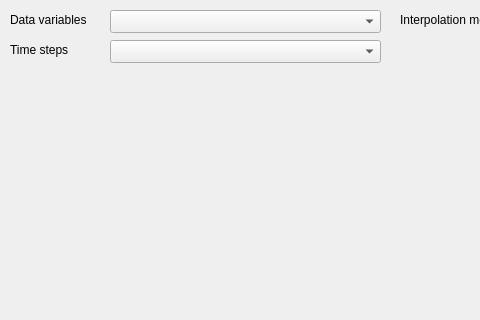
Qt form TATSSI/UI/plot_interpolation.ui (GerardoLopez/TATSSI) before a commit; both pictures show x 0 to 480 and y 0 to 320 of the 778 by 1031 pixel window.
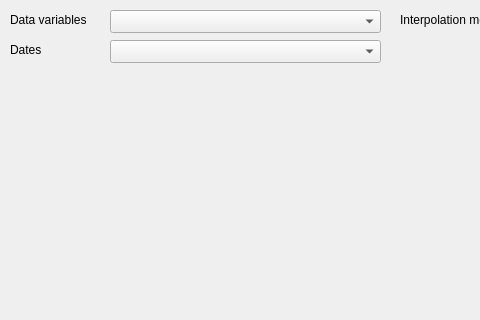
The same form after that commit.

Commit message: Date selectors in time series analysis

What changed in the file:
```diff
--- a/TATSSI/UI/plot_interpolation.ui
+++ b/TATSSI/UI/plot_interpolation.ui
@@ -92,7 +92,7 @@
      </rect>
     </property>
     <property name="text">
-     <string>Time steps</string>
+     <string>Dates</string>
     </property>
    </widget>
    <widget class="QComboBox" name="time_steps">
```
Left out of the diff: 11 changed lines with no effect on the pictures. The commit also changes 5 other files.
